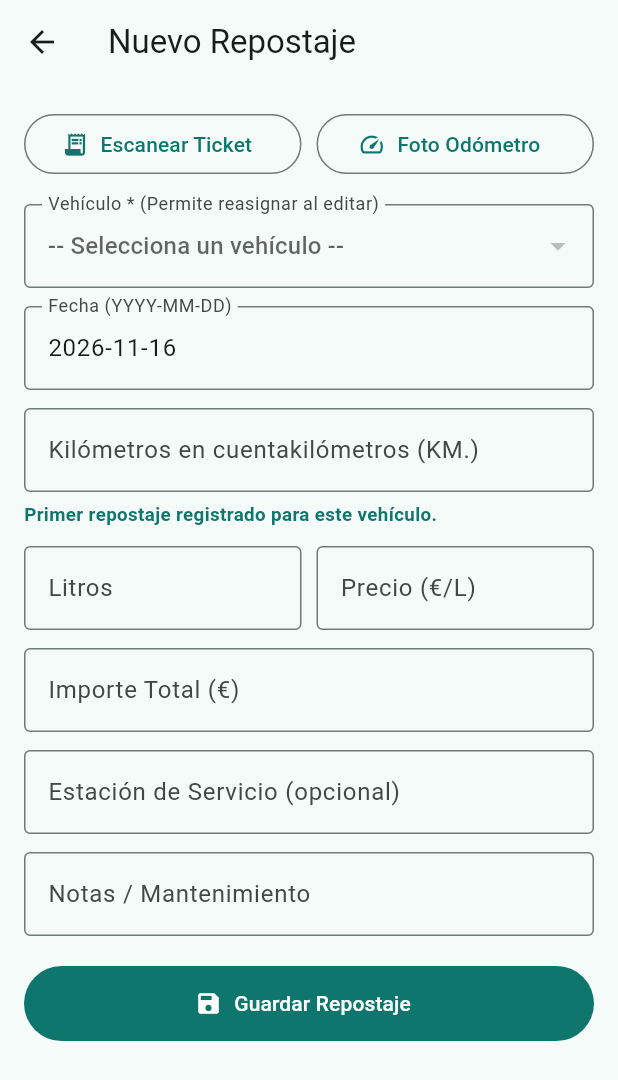
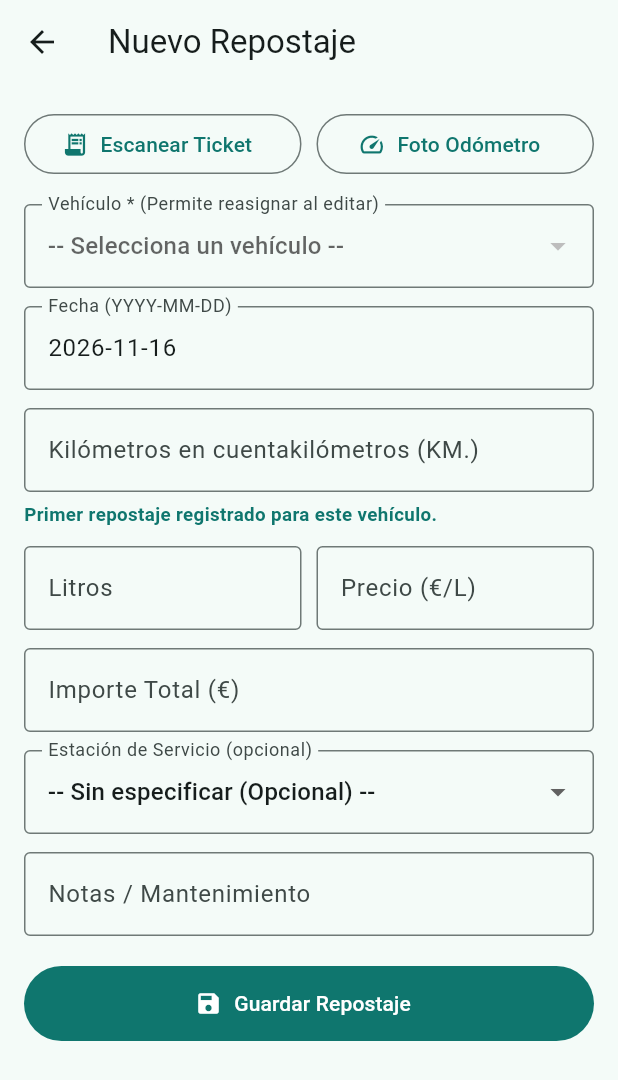
Before and after one commit to pablosalinas/ControlCombustible, a Flutter app: the RepostajeFormScreen screen opened directly with empty values, on a phone screen of 412 x 824 dp. Shown: the top 1080 px of the screen. Run offline on Flutter 3.47's test engine with Material 3 defaults, Android fonts, the phone set to English and light mode, and no system bars; our stand-ins replace flutter_secure_storage, image_picker, pdf, printing; missing offline and left inert: google_mlkit_text_recognition; accounts and stored records are empty.

Commit message:
Desplegable opcional de estaciones de servicio en formulario de repostaje (Web y Flutter)

```diff
--- a/flutter_app/lib/main.dart
+++ b/flutter_app/lib/main.dart
@@ -809,7 +809,7 @@ class _RepostajeFormScreenState extends State<RepostajeFormScreen> {
   late TextEditingController _litrosCtrl;
   late TextEditingController _precioCtrl;
   late TextEditingController _importeCtrl;
-  late TextEditingController _estacionCtrl;
+  String _selectedEstacion = '';
   late TextEditingController _notasCtrl;
   bool _saving = false;
   String? _ocrMessage;
@@ -824,7 +824,7 @@ class _RepostajeFormScreenState extends State<RepostajeFormScreen> {
     _litrosCtrl = TextEditingController(text: e != null ? e.litros.toStringAsFixed(2) : '');
     _precioCtrl = TextEditingController(text: e != null ? e.precioLitro.toStringAsFixed(3) : '');
     _importeCtrl = TextEditingController(text: e != null ? e.importeTotal.toStringAsFixed(2) : '');
-    _estacionCtrl = TextEditingController(text: e?.estacionServicio ?? '');
+    _selectedEstacion = e?.estacionServicio ?? '';
     _notasCtrl = TextEditingController(text: e?.notas ?? '');
   }
 
@@ -909,7 +909,7 @@ class _RepostajeFormScreenState extends State<RepostajeFormScreen> {
         'litros': _litrosCtrl.text.trim(),
         'precio_litro': _precioCtrl.text.trim(),
         'importe_total': _importeCtrl.text.trim(),
-        'estacion_servicio': _estacionCtrl.text.trim(),
+        'estacion_servicio': _selectedEstacion,
         'notas': _notasCtrl.text.trim(),
       });
       if (res['success'] == true && mounted) {
@@ -1034,25 +1034,42 @@ class _RepostajeFormScreenState extends State<RepostajeFormScreen> {
             decoration: const InputDecoration(labelText: 'Importe Total (€)', border: OutlineInputBorder()),
           ),
           const SizedBox(height: 12),
-          TextField(
-            controller: _estacionCtrl,
-            decoration: const InputDecoration(labelText: 'Estación de Servicio (opcional)', border: OutlineInputBorder()),
+          Builder(
+            builder: (context) {
+              final seen = <String>{};
+              final stationItems = <DropdownMenuItem<String>>[
+                const DropdownMenuItem<String>(
+                  value: '',
+                  child: Text('-- Sin especificar (Opcional) --'),
+                ),
+              ];
+              for (final est in widget.estaciones) {
+                if (est.nombre.isNotEmpty && seen.add(est.nombre)) {
+                  final label = est.localidad.isNotEmpty ? '${est.nombre} (${est.localidad})' : est.nombre;
+                  stationItems.add(DropdownMenuItem<String>(
+                    value: est.nombre,
+                    child: Text(label, overflow: TextOverflow.ellipsis),
+                  ));
+                }
+              }
+              if (_selectedEstacion.isNotEmpty && seen.add(_selectedEstacion)) {
+                stationItems.add(DropdownMenuItem<String>(
+                  value: _selectedEstacion,
+                  child: Text(_selectedEstacion, overflow: TextOverflow.ellipsis),
+                ));
+              }
+              return DropdownButtonFormField<String>(
+                value: _selectedEstacion,
+                isExpanded: true,
+                decoration: const InputDecoration(
+                  labelText: 'Estación de Servicio (opcional)',
+                  border: OutlineInputBorder(),
+                ),
+                items: stationItems,
+                onChanged: (val) => setState(() => _selectedEstacion = val ?? ''),
+              );
+            },
           ),
-          if (widget.estaciones.isNotEmpty) ...[
-            const SizedBox(height: 6),
-            Wrap(
-              spacing: 6,
-              runSpacing: 4,
-              children: widget.estaciones.map((est) {
-                return ActionChip(
-                  label: Text(est.nombre, style: const TextStyle(fontSize: 12)),
-                  onPressed: () {
-                    setState(() => _estacionCtrl.text = est.nombre);
-                  },
-                );
-              }).toList(),
-            ),
-          ],
           const SizedBox(height: 12),
           TextField(
             controller: _notasCtrl,
```
Also changed, not shown: 1 other file.
